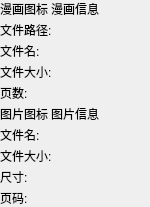
PPJUST/SimpleComicViewer, file components/hover_image_info/ui_image_info.ui: the form before one commit.
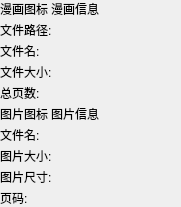
The form after the commit.

Diff of the .ui file:
```diff
--- a/components/hover_image_info/ui_image_info.ui
+++ b/components/hover_image_info/ui_image_info.ui
@@ -6,8 +6,8 @@
    <rect>
     <x>0</x>
     <y>0</y>
-    <width>150</width>
-    <height>197</height>
+    <width>181</width>
+    <height>207</height>
    </rect>
   </property>
   <property name="windowTitle">
@@ -78,7 +78,7 @@
        <item row="3" column="0">
         <widget class="QLabel" name="label_5">
          <property name="text">
-          <string>页数:</string>
+          <string>总页数:</string>
          </property>
         </widget>
        </item>
@@ -141,7 +141,7 @@
        <item row="1" column="0">
         <widget class="QLabel" name="label_8">
          <property name="text">
-          <string>文件大小:</string>
+          <string>图片大小:</string>
          </property>
         </widget>
        </item>
@@ -155,7 +155,7 @@
        <item row="2" column="0">
         <widget class="QLabel" name="label_9">
          <property name="text">
-          <string>尺寸:</string>
+          <string>图片尺寸:</string>
          </property>
         </widget>
        </item>
```
